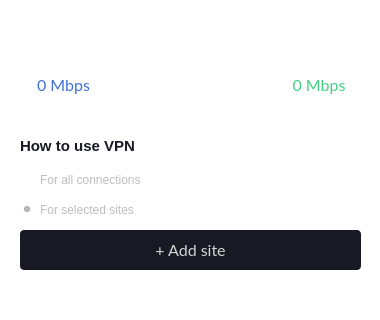
This is client/ui/mainwindow.ui in amnezia-vpn/amnezia-client as Qt 5 draws it before an edit; both pictures show x 0 to 380 and y 350 to 670 of the 380 by 670 pixel window. The edited form follows.
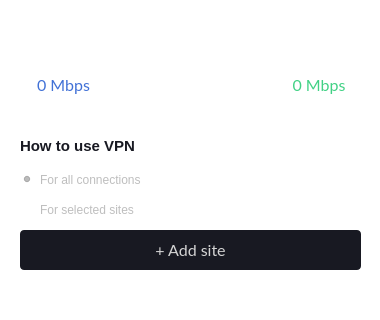
This is the edited form. The open tabs and pages were chosen to show the change. Icons and pictures are not drawn. Custom widgets are drawn as their Qt base class.

What changed in the file:
```diff
--- a/client/ui/mainwindow.ui
+++ b/client/ui/mainwindow.ui
@@ -1114,6 +1114,9 @@
        <property name="text">
         <string>For all connections</string>
        </property>
+       <property name="checked">
+        <bool>true</bool>
+       </property>
       </widget>
       <widget class="QRadioButton" name="radioButton_2">
        <property name="enabled">
@@ -1131,7 +1134,7 @@
         <string>For selected sites</string>
        </property>
        <property name="checked">
-        <bool>true</bool>
+        <bool>false</bool>
        </property>
       </widget>
      </widget>
```
Left out of the diff: 5 changed lines with no effect on the pictures.
